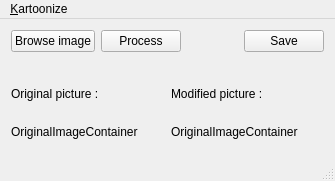
The window that mainwindow.ui (Squadella/Obamize) describes before a commit, drawn with Qt 5.
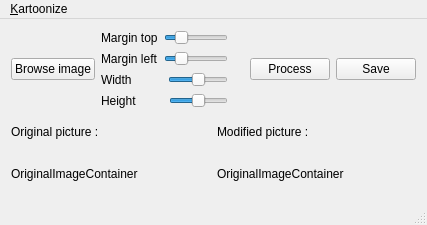
The same window after the commit. Icons and pictures are not drawn.

Commit message: Implemented dynamic rectangle selection - TODO, fix image overflow

What changed in the file:
```diff
--- a/mainwindow.ui
+++ b/mainwindow.ui
@@ -6,19 +6,17 @@
    <rect>
     <x>0</x>
     <y>0</y>
-    <width>335</width>
-    <height>181</height>
+    <width>427</width>
+    <height>225</height>
    </rect>
   </property>
   <property name="windowTitle">
    <string>MainWindow</string>
   </property>
   <widget class="QWidget" name="centralWidget">
-   <layout class="QGridLayout" name="gridLayout">
+   <layout class="QGridLayout" name="gridLayout_2">
     <item row="0" column="0">
-     <layout class="QVBoxLayout" name="verticalLayout_3">
-      <item>
-       <layout class="QHBoxLayout" name="horizontalLayout_2">
+     <layout class="QHBoxLayout" name="horizontalLayout_5">
         <item>
          <widget class="QPushButton" name="pushButtonBrowse">
           <property name="text">
@@ -31,15 +29,95 @@
          </widget>
         </item>
         <item>
-         <widget class="QPushButton" name="pushButtonProcess">
+       <layout class="QVBoxLayout" name="verticalLayout">
+        <item>
+         <layout class="QHBoxLayout" name="horizontalLayout">
+          <item>
+           <widget class="QLabel" name="label_3">
           <property name="text">
-           <string>Process</string>
-          </property>
-          <property name="icon">
-           <iconset resource="ressources.qrc">
-            <normaloff>:/tools/icons/tools/refresh.svg</normaloff>:/tools/icons/tools/refresh.svg</iconset>
-          </property>
-         </widget>
+             <string>Margin top</string>
+            </property>
+           </widget>
+          </item>
+          <item>
+           <widget class="QSlider" name="sliderMarginTop">
+            <property name="maximum">
+             <number>100</number>
+            </property>
+            <property name="value">
+             <number>20</number>
+            </property>
+            <property name="orientation">
+             <enum>Qt::Horizontal</enum>
+            </property>
+           </widget>
+          </item>
+         </layout>
+        </item>
+        <item>
+         <layout class="QHBoxLayout" name="horizontalLayout_2">
+          <item>
+           <widget class="QLabel" name="label_4">
+            <property name="text">
+             <string>Margin left</string>
+            </property>
+           </widget>
+          </item>
+          <item>
+           <widget class="QSlider" name="sliderMarginLeft">
+            <property name="value">
+             <number>20</number>
+            </property>
+            <property name="orientation">
+             <enum>Qt::Horizontal</enum>
+            </property>
+           </widget>
+          </item>
+         </layout>
+        </item>
+        <item>
+         <layout class="QHBoxLayout" name="horizontalLayout_3">
+          <item>
+           <widget class="QLabel" name="label_5">
+            <property name="text">
+             <string>Width         </string>
+            </property>
+           </widget>
+          </item>
+          <item>
+           <widget class="QSlider" name="sliderWidth">
+            <property name="value">
+             <number>50</number>
+            </property>
+            <property name="orientation">
+             <enum>Qt::Horizontal</enum>
+            </property>
+           </widget>
+          </item>
+         </layout>
+        </item>
+        <item>
+         <layout class="QHBoxLayout" name="horizontalLayout_4">
+          <item>
+           <widget class="QLabel" name="label_6">
+            <property name="text">
+             <string>Height        </string>
+            </property>
+           </widget>
+          </item>
+          <item>
+           <widget class="QSlider" name="sliderHeight">
+            <property name="value">
+             <number>50</number>
+            </property>
+            <property name="orientation">
+             <enum>Qt::Horizontal</enum>
+            </property>
+           </widget>
+          </item>
+         </layout>
+        </item>
+       </layout>
         </item>
         <item>
          <spacer name="horizontalSpacer">
@@ -54,6 +132,17 @@
           </property>
          </spacer>
         </item>
+      <item>
+       <widget class="QPushButton" name="pushButtonProcess">
+        <property name="text">
+         <string>Process</string>
+        </property>
+        <property name="icon">
+         <iconset resource="ressources.qrc">
+          <normaloff>:/tools/icons/tools/refresh.svg</normaloff>:/tools/icons/tools/refresh.svg</iconset>
+        </property>
+       </widget>
+      </item>
         <item>
          <widget class="QPushButton" name="pushButtonSave">
           <property name="text">
@@ -67,59 +156,47 @@
         </item>
        </layout>
       </item>
-      <item>
-       <layout class="QHBoxLayout" name="horizontalLayout">
-        <property name="topMargin">
-         <number>20</number>
-        </property>
-        <item>
-         <layout class="QVBoxLayout" name="verticalLayout_2">
-          <item>
+    <item row="1" column="0">
+     <layout class="QGridLayout" name="gridLayout">
+      <item row="0" column="0">
            <widget class="QLabel" name="label">
             <property name="text">
              <string>Original picture :</string>
             </property>
            </widget>
           </item>
-          <item>
-           <widget class="QLabel" name="labelOriginalImageContainer">
-            <property name="text">
-             <string>OriginalImageContainer</string>
-            </property>
-           </widget>
-          </item>
-         </layout>
-        </item>
-        <item>
-         <layout class="QVBoxLayout" name="verticalLayout">
-          <item>
+      <item row="0" column="1">
            <widget class="QLabel" name="label_2">
             <property name="text">
              <string>Modified picture :</string>
             </property>
            </widget>
           </item>
-          <item>
+      <item row="1" column="1">
            <widget class="QLabel" name="labelModifiedImageContainer">
             <property name="text">
              <string>OriginalImageContainer</string>
             </property>
            </widget>
           </item>
-         </layout>
+      <item row="1" column="0">
+       <widget class="QLabel" name="labelOriginalImageContainer">
+        <property name="text">
+         <string>OriginalImageContainer</string>
+        </property>
+       </widget>
         </item>
        </layout>
       </item>
      </layout>
-    </item>
-   </layout>
+   <zorder></zorder>
   </widget>
   <widget class="QMenuBar" name="menuBar">
    <property name="geometry">
     <rect>
      <x>0</x>
      <y>0</y>
-     <width>335</width>
+     <width>427</width>
      <height>30</height>
     </rect>
    </property>
```
Left out of the diff: 2 changed lines with no effect on the pictures. Lines whose indentation alone changed are shown as unchanged. The commit also changes 2 other files.
